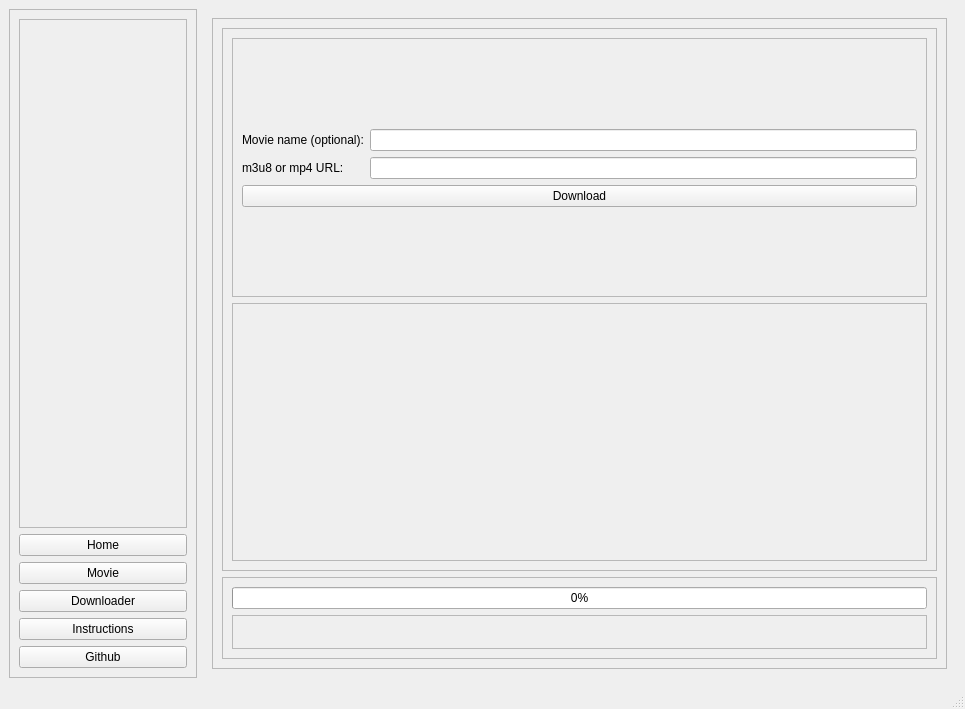
Above: ux.ui from upekshaip/movie-downloader before the change. Below: the same form after it.
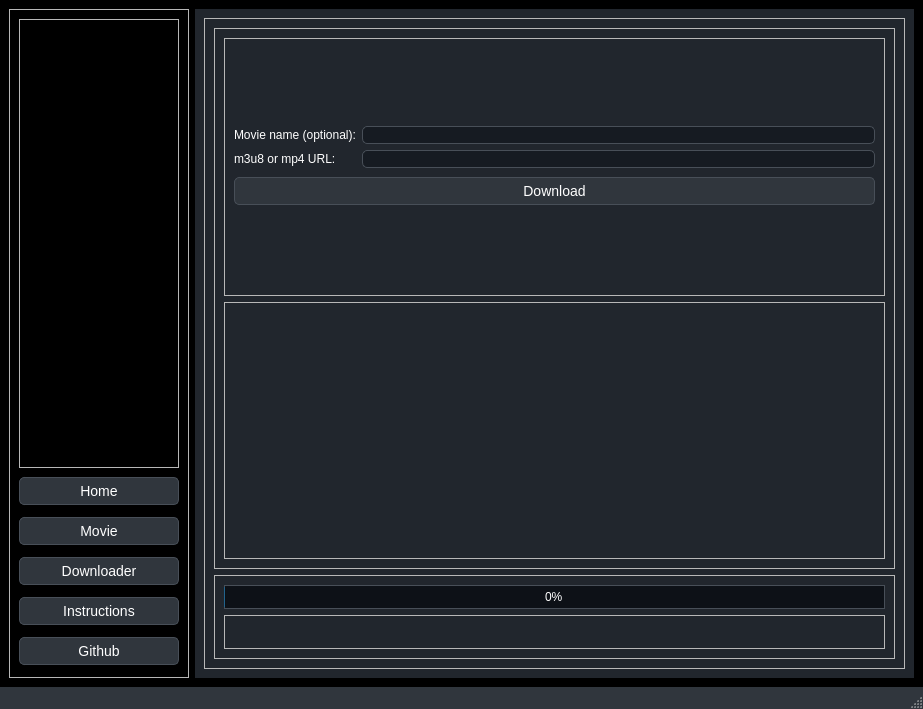
That is the form after the change. The open tabs and pages were chosen to show the change.

Commit message: added dark mod

Patch:
```diff
--- a/ux.ui
+++ b/ux.ui
@@ -6,14 +6,92 @@
    <rect>
     <x>0</x>
     <y>0</y>
-    <width>965</width>
+    <width>923</width>
     <height>709</height>
    </rect>
   </property>
   <property name="windowTitle">
    <string>MainWindow</string>
   </property>
+  <property name="styleSheet">
+   <string notr="true">#MainWindow {
+background-color: #30363d;
+}
+
+QMainWindow::titleBar {
+    background-color: #0d1117; /* Set your desired background color */
+}
+
+#centralwidget{
+background-color: black;
+color: white;
+}
+
+QLabel {
+color: white;
+}
+
+QPushButton{
+background-color: #30363d;
+color: white;
+font-size: 14px;
+padding: 5px;
+margin: 3px 0px;
+border-radius: 5px;
+border: 1px solid #484f58;
+
+}
+QPushButton:hover {
+background-color: #6e7681
+}
+
+#home_pg, #movie_pg, #downloader_pg, #instructions_pg {
+background-color: #21262d;
+}
+
+QLineEdit {
+background-color: #161b22;
+color: #8b949e;
+border-radius: 5px;
+border: 1px solid #484f58;
+}
+
+QTableWidget {
+background-color: #0d1117;
+color: white;
+}
+
+QHeaderView::section {
+    background-color: #21262d;
+    color: white;
+}
+
+QScrollBar:horizontal {
+    background: #0d1117; /* Set your desired background color */
+    height: 15px;
+    border: 0px solid black; /* Set the border color if needed */
+    margin: 0px 0px 0px 0px;
+}
+QScrollBar:vertical {
+    border: 1px solid black;
+    background: #0d1117;
+    width: 15px;
+    margin: 0px 0px 0px 0px;
+}
+
+QProgressBar {
+	background-color: #0d1117;
+    border: 1px solid #484f58; /* Set border color if needed */
+    color: white; /* Set text color if needed */
+	text-align: center;
+}
+
+</string>
+  </property>
   <widget class="QWidget" name="centralwidget">
+   <property name="styleSheet">
+    <string notr="true"/>
+   </property>
    <layout class="QHBoxLayout" name="horizontalLayout" stretch="1,4">
     <item>
      <widget class="QFrame" name="frame">
@@ -807,6 +885,9 @@
              <layout class="QVBoxLayout" name="verticalLayout_9">
               <item>
                <widget class="QProgressBar" name="progressBar">
+                <property name="layoutDirection">
+                 <enum>Qt::LeftToRight</enum>
+                </property>
                 <property name="value">
                  <number>0</number>
                 </property>
```
Left out of the diff: 6 changed lines with no effect on the pictures. The commit also changes 1 other file.
